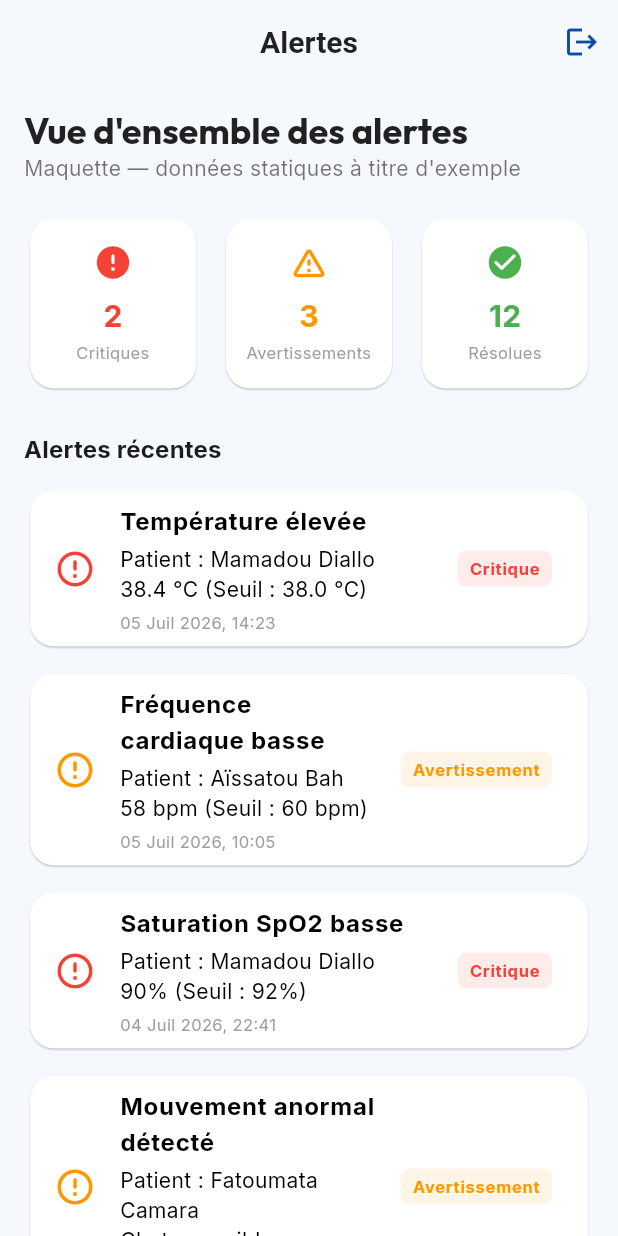
After one commit to MamadouSamba70/wallan_-kip, a Flutter app: the AlertsOverviewScreen screen opened by its route, on a phone screen of 412 x 824 dp. The commit adds this screen. Run offline on Flutter 3.47's test engine with Material 3 defaults, Android fonts, the phone set to English and light mode, and no system bars; our stand-ins replace flutter_riverpod, go_router, google_fonts.

Commit message:
Semaine 1: maquette ecran Alertes + acces depuis dashboard patient

```diff
--- a/frontend/lib/core/router/app_router.dart
+++ b/frontend/lib/core/router/app_router.dart
@@ -6,6 +6,7 @@ import '../../features/auth/presentation/screens/splash_screen.dart';
 import '../../features/admin/presentation/screens/admin_dashboard.dart';
 import '../../features/patients/presentation/screens/patient_dashboard.dart';
 import '../../features/relatives/presentation/screens/relative_dashboard.dart';
+import '../../features/alerts/presentation/screens/alerts_overview_screen.dart';
 
 /// Configuration centralisée de la navigation de l'application Wallan.
 /// Utilise la bibliothèque go_router pour gérer l'historique et les chemins URL.
@@ -55,6 +56,12 @@ class AppRouter {
         path: '/relative/dashboard',
         builder: (context, state) => const RelativeDashboard(),
       ),
+
+      // Route pour l'écran de vue d'ensemble des Alertes (maquette Semaine 1)
+      GoRoute(
+        path: '/alerts',                                              // URL affichée dans l'app pour cet écran
+        builder: (context, state) => const AlertsOverviewScreen(),      // Widget construit quand on visite "/alerts"
+      ),
     ],
   );
 }
--- /dev/null
+++ b/frontend/lib/features/alerts/presentation/screens/alerts_overview_screen.dart
@@ -0,0 +1,214 @@
+import 'package:flutter/material.dart';                        // Fournit les widgets Material (Scaffold, Card, Text, etc.)
+import 'package:go_router/go_router.dart';                     // Fournit context.go() pour la navigation entre écrans
+
+/// MAQUETTE — Écran Alertes (Semaine 1 du projet Wallan).
+/// Vue d'ensemble statique des alertes, à valider en réunion avant le
+/// développement fonctionnel (AlertScreen / SosScreen) prévu en Semaine 2.
+class AlertsOverviewScreen extends StatelessWidget {            // StatelessWidget : pas de données qui changent (maquette statique)
+  const AlertsOverviewScreen({super.key});                      // Constructeur const : optimise les performances Flutter
+
+  @override
+  Widget build(BuildContext context) {                          // Méthode appelée par Flutter pour construire l'interface
+    final theme = Theme.of(context);                             // Récupère le thème global Wallan (couleurs, polices)
+
+    return Scaffold(                                             // Structure de base d'un écran (barre du haut + corps)
+      appBar: AppBar(                                             // Barre supérieure de l'écran
+        title: const Text('Alertes'),                             // Titre affiché en haut de l'écran
+        actions: [
+          IconButton(                                             // Bouton de déconnexion, en haut à droite
+            icon: const Icon(Icons.logout),                       // Icône représentant la déconnexion
+            onPressed: () => context.go('/'),                     // Renvoie vers l'écran d'accueil (portail de rôles)
+          ),
+        ],
+      ),
+      body: SafeArea(                                             // Évite que le contenu passe sous l'encoche du téléphone
+        child: SingleChildScrollView(                              // Rend l'écran défilant si le contenu est trop long
+          padding: const EdgeInsets.all(16.0),                     // Marge intérieure uniforme autour du contenu
+          child: Column(                                           // Empile les éléments verticalement
+            crossAxisAlignment: CrossAxisAlignment.start,          // Aligne le texte à gauche plutôt qu'au centre
+            children: [
+              // --- Titre de la page ---
+              Text(
+                'Vue d\'ensemble des alertes',                      // Titre principal de l'écran
+                style: theme.textTheme.titleLarge?.copyWith(        // Reprend le style "titleLarge" du thème global
+                  fontSize: 24,                                     // Taille de police agrandie pour le titre
+                  fontWeight: FontWeight.bold,                      // Texte en gras pour la hiérarchie visuelle
+                ),
+              ),
+              Text(
+                'Maquette — données statiques à titre d\'exemple',  // Précise que les données ne sont pas réelles
+                style: theme.textTheme.bodyMedium,                   // Style de texte discret pour une note secondaire
+              ),
+              const SizedBox(height: 20),                            // Espace vertical avant le bloc suivant
+
+              // --- Compteurs par sévérité (Critiques / Avertissements / Résolues) ---
+              Row(                                                   // Aligne les trois cartes côte à côte
+                children: [
+                  Expanded(                                          // Force chaque carte à occuper 1/3 de la largeur
+                    child: _buildSummaryCard(
+                      context,
+                      count: '2',                                     // Nombre d'alertes critiques (donnée simulée)
+                      label: 'Critiques',                              // Libellé affiché sous le chiffre
+                      color: Colors.red,                               // Rouge = sévérité critique
+                      icon: Icons.error_rounded,                       // Icône associée à la criticité
+                    ),
+                  ),
+                  const SizedBox(width: 12),                           // Espace horizontal entre les cartes
+                  Expanded(
+                    child: _buildSummaryCard(
+                      context,
+                      count: '3',                                      // Nombre d'avertissements (donnée simulée)
+                      label: 'Avertissements',
+                      color: Colors.orange,                            // Orange = sévérité avertissement
+                      icon: Icons.warning_amber_rounded,
+                    ),
+                  ),
+                  const SizedBox(width: 12),
+                  Expanded(
+                    child: _buildSummaryCard(
+                      context,
+                      count: '12',                                     // Nombre d'alertes déjà résolues (donnée simulée)
+                      label: 'Résolues',
+                      color: Colors.green,                             // Vert = alerte traitée / résolue
+                      icon: Icons.check_circle_rounded,
+                    ),
+                  ),
+                ],
+              ),
+              const SizedBox(height: 24),                              // Espace avant la liste des alertes
+
+              Text(
+                'Alertes récentes',                                    // Titre de la section liste
+                style: theme.textTheme.titleMedium?.copyWith(fontWeight: FontWeight.bold),
+              ),
+              const SizedBox(height: 12),
+
+              // --- Liste statique des alertes (à remplacer par un ListView.builder en Semaine 2) ---
+              _buildAlertRow(
+                context,
+                title: 'Température élevée',                            // Type d'alerte : dépassement de threshold_temperature
+                patient: 'Mamadou Diallo',                                // Patient concerné par la mesure
+                value: '38.4 °C (Seuil : 38.0 °C)',                       // Valeur mesurée vs seuil défini côté Patient
+                date: '05 Juil 2026, 14:23',                              // Date/heure simulée de déclenchement
+                isCritical: true,                                         // severity = critical côté modèle Alert
+              ),
+              const SizedBox(height: 10),                                 // Espace entre deux lignes d'alerte
+              _buildAlertRow(
+                context,
+                title: 'Fréquence cardiaque basse',                       // Type d'alerte : threshold_heart_rate non atteint
+                patient: 'Aïssatou Bah',
+                value: '58 bpm (Seuil : 60 bpm)',
+                date: '05 Juil 2026, 10:05',
+                isCritical: false,                                        // severity = warning côté modèle Alert
+              ),
+              const SizedBox(height: 10),
+              _buildAlertRow(
+                context,
+                title: 'Saturation SpO2 basse',                           // Type d'alerte : threshold_spo2 non atteint
+                patient: 'Mamadou Diallo',
+                value: '90% (Seuil : 92%)',
+                date: '04 Juil 2026, 22:41',
+                isCritical: true,
+              ),
+              const SizedBox(height: 10),
+              _buildAlertRow(
+                context,
+                title: 'Mouvement anormal détecté',                       // Type d'alerte : anomalie dans movement_data
+                patient: 'Fatoumata Camara',
+                value: 'Chute possible',                                  // Valeur qualitative plutôt que numérique
+                date: '04 Juil 2026, 18:12',
+                isCritical: false,
+              ),
+            ],
+          ),
+        ),
+      ),
+    );
+  }
+
+  /// Carte de synthèse réutilisable (un compteur par catégorie de sévérité).
+  Widget _buildSummaryCard(
+    BuildContext context, {
+    required String count,                                              // Chiffre à afficher en gros (ex: "2")
+    required String label,                                               // Texte descriptif sous le chiffre
+    required Color color,                                                // Couleur selon la sévérité représentée
+    required IconData icon,                                              // Icône illustrant la catégorie
+  }) {
+    return Card(                                                          // Conteneur avec ombre légère (style Material)
+      child: Padding(
+        padding: const EdgeInsets.symmetric(vertical: 16, horizontal: 8), // Espace intérieur de la carte
+        child: Column(
+          children: [
+            Icon(icon, color: color, size: 26),                           // Icône colorée en haut de la carte
+            const SizedBox(height: 8),                                    // Espace entre l'icône et le chiffre
+            Text(
+              count,                                                      // Le chiffre principal (compteur)
+              style: TextStyle(
+                fontSize: 20,                                              // Grande taille pour mettre en valeur le chiffre
+                fontWeight: FontWeight.bold,                               // Gras pour l'importance visuelle
+                color: color,                                              // Même couleur que l'icône (cohérence sévérité)
+              ),
+            ),
+            const SizedBox(height: 2),                                     // Petit espace avant le libellé
+            Text(
+              label,                                                       // Libellé de la catégorie (ex: "Critiques")
+              textAlign: TextAlign.center,                                  // Centre le texte sous le chiffre
+              style: const TextStyle(fontSize: 11, color: Colors.grey),     // Style discret pour le libellé
+            ),
+          ],
+        ),
+      ),
+    );
+  }
+
+  /// Ligne d'alerte réutilisable, affichée dans la liste "Alertes récentes".
+  Widget _buildAlertRow(
+    BuildContext context, {
+    required String title,                                                // Type d'alerte (ex: "Température élevée")
+    required String patient,                                               // Nom complet du patient concerné
+    required String value,                                                 // Valeur mesurée + seuil, déjà formatés en texte
+    required String date,                                                  // Date/heure de déclenchement, déjà formatée
+    required bool isCritical,                                              // true = severity critical, false = warning
+  }) {
+    return Card(                                                           // Une carte par ligne d'alerte
+      child: ListTile(                                                     // Widget prêt à l'emploi pour lignes de liste
+        leading: Icon(
+          Icons.error_outline_rounded,                                     // Icône générique d'alerte
+          color: isCritical ? Colors.red : Colors.orange,                  // Rouge si critique, orange sinon
+          size: 28,
+        ),
+        title: Text(
+          title,                                                           // Titre de l'alerte
+          style: const TextStyle(fontWeight: FontWeight.bold),             // Mis en gras pour la lisibilité
+        ),
+        subtitle: Column(                                                  // Sous-titre multi-lignes (patient, valeur, date)
+          crossAxisAlignment: CrossAxisAlignment.start,
+          children: [
+            const SizedBox(height: 4),                                     // Petit espace après le titre
+            Text('Patient : $patient'),                                    // Nom du patient concerné par l'alerte
+            Text(value),                                                   // Valeur mesurée et seuil dépassé
+            const SizedBox(height: 4),                                     // Espace avant la date
+            Text(date, style: const TextStyle(fontSize: 11, color: Colors.grey)), // Date/heure en petit texte gris
+          ],
+        ),
+        trailing: Container(                                               // Badge de sévérité à droite de la carte
+          padding: const EdgeInsets.symmetric(horizontal: 8, vertical: 4),  // Espace intérieur du badge
+          decoration: BoxDecoration(
+            color: isCritical                                              // Fond rouge clair si critique...
+                ? Colors.red.withValues(alpha: 0.1)
+                : Colors.orange.withValues(alpha: 0.1),                    // ...ou orange clair si avertissement
+            borderRadius: BorderRadius.circular(6),                        // Coins arrondis du badge
+          ),
+          child: Text(
+            isCritical ? 'Critique' : 'Avertissement',                     // Texte du badge selon la sévérité
+            style: TextStyle(
+              fontSize: 11,                                                 // Petite taille de police pour le badge
+              fontWeight: FontWeight.bold,                                  // Gras pour la visibilité
+              color: isCritical ? Colors.red : Colors.orange,               // Couleur du texte assortie au badge
+            ),
+          ),
+        ),
+      ),
+    );
+  }
+}
--- a/frontend/lib/features/patients/presentation/screens/patient_dashboard.dart
+++ b/frontend/lib/features/patients/presentation/screens/patient_dashboard.dart
@@ -14,6 +14,12 @@ class PatientDashboard extends StatelessWidget {
       appBar: AppBar(
         title: const Text('Mon Espace Santé'),
         actions: [
+          // Accès à l'écran Alertes
+          IconButton(
+            icon: const Icon(Icons.notifications_rounded),
+            tooltip: 'Voir les alertes',
+            onPressed: () => context.push('/alerts'),
+          ),
           // Déconnexion
           IconButton(
             icon: const Icon(Icons.logout),
```
